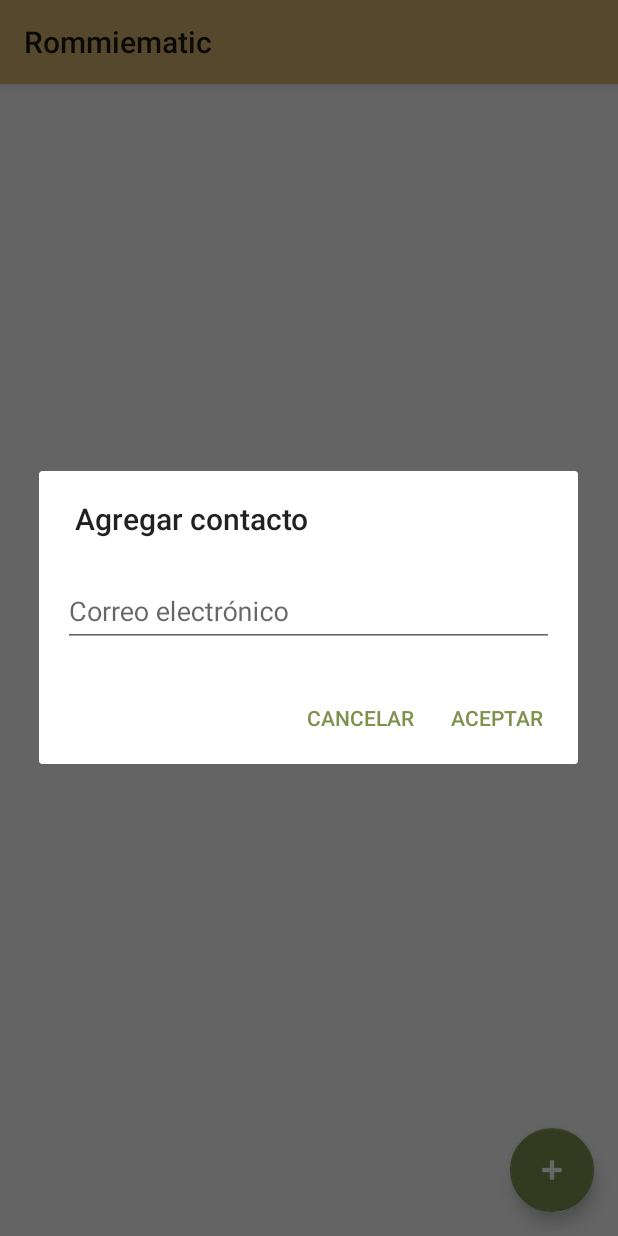
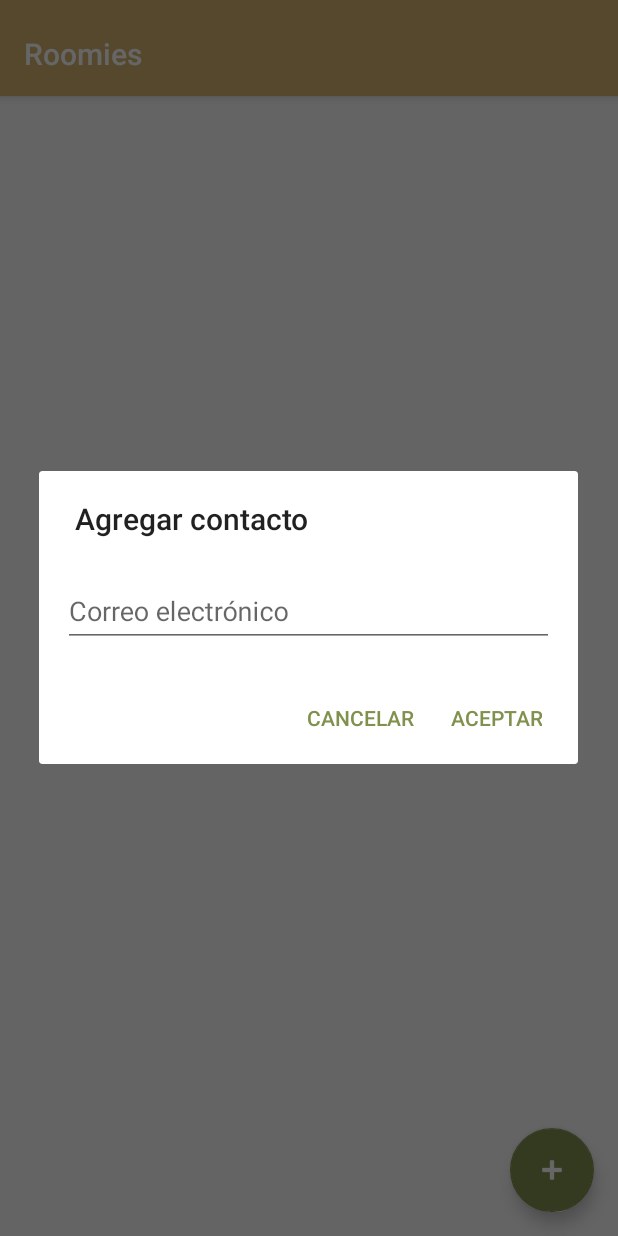
Before and after one commit to ShellCore/Rommiematic, an Android app: the RoomiesActivity screen opened directly, with no data from a screen before it, after a tap on an icon or button, on a phone screen of 412 x 824 dp. Run offline under Robolectric (Android 15) with nearby library versions, the phone set to English and light mode, and no system bars; our stand-ins replace ButterKnife, CircleImageView, Dagger/Hilt's generated code, EventBus; libraries missing offline, so code that uses them is left out: com.firebase.client; pictures from the network do not load; 3 statements that could not run were skipped.

Commit message:
Se corrigieron los estilos de la barra de título de la lista de roomies.

```diff
--- a/app/src/main/java/com/edx/shell/android/rommiematic/roomies/ui/RoomiesActivity.java
+++ b/app/src/main/java/com/edx/shell/android/rommiematic/roomies/ui/RoomiesActivity.java
@@ -84,6 +84,7 @@ public class RoomiesActivity extends AppCompatActivity implements RoomiesView, O
     }
 
     private void setupToolbar() {
+        toolbar.setTitle(getString(R.string.roomies_title));
         setSupportActionBar(toolbar);
     }
 
--- a/app/src/main/res/layout/activity_main.xml
+++ b/app/src/main/res/layout/activity_main.xml
@@ -5,6 +5,7 @@
     android:id="@+id/container"
     android:layout_width="match_parent"
     android:layout_height="match_parent"
+    android:fitsSystemWindows="true"
     tools:context=".main.ui.MainActivity">
 
     <android.support.design.widget.AppBarLayout
@@ -20,9 +21,7 @@
             android:layout_height="?attr/actionBarSize"
             android:background="@color/colorPrimary"
             app:layout_scrollFlags="scroll|enterAlways"
-            app:popupTheme="@style/AppTheme.PopupOverlay">
-
-        </android.support.v7.widget.Toolbar>
+            app:popupTheme="@style/AppTheme.PopupOverlay" />
     </android.support.design.widget.AppBarLayout>
 
     <LinearLayout
--- a/app/src/main/res/layout/activity_roomies.xml
+++ b/app/src/main/res/layout/activity_roomies.xml
@@ -11,12 +11,16 @@
     <android.support.design.widget.AppBarLayout
         android:id="@+id/appbar_layout"
         android:layout_width="match_parent"
-        android:layout_height="wrap_content">
+        android:layout_height="wrap_content"
+        android:paddingTop="@dimen/appbar_padding_top"
+        android:theme="@style/AppTheme.AppBarOverlay">
 
         <android.support.v7.widget.Toolbar
             android:id="@+id/toolbar"
             android:layout_width="match_parent"
             android:layout_height="?attr/actionBarSize"
+            android:background="@color/colorPrimary"
+            app:layout_scrollFlags="scroll|enterAlways"
             app:popupTheme="@style/AppTheme.PopupOverlay" />
     </android.support.design.widget.AppBarLayout>
 
--- a/app/src/main/res/values/strings.xml
+++ b/app/src/main/res/values/strings.xml
@@ -18,4 +18,5 @@
     <string name="addContact.message.contactAdded">Contacto agregado exitosamente</string>
     <string name="addContact.error.message">Imposible agregar, usuario no existente</string>
     <string name="addContact.hint.email">Correo electrónico</string>
+    <string name="roomies.title">Roomies</string>
 </resources>
```
